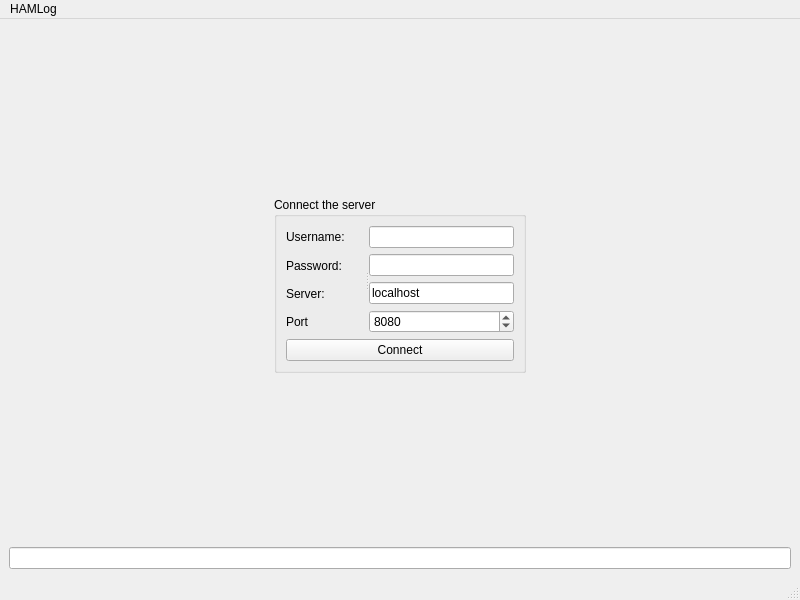
Old version of the form ui/qt/mainwindow.ui in the repository jankaluza/hamlog.
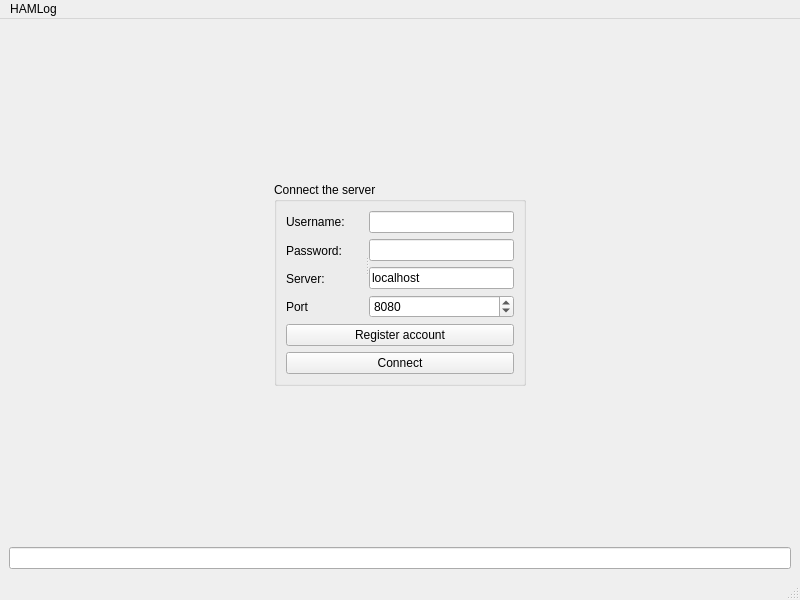
New version of the form.

Patch:
```diff
--- a/ui/qt/mainwindow.ui
+++ b/ui/qt/mainwindow.ui
@@ -59,7 +59,7 @@
              <property name="orientation">
               <enum>Qt::Horizontal</enum>
              </property>
-             <widget class="QWidget" name="">
+             <widget class="QWidget" name="layoutWidget">
               <layout class="QVBoxLayout" name="verticalLayout">
                <item>
                 <widget class="QLabel" name="label">
@@ -91,7 +91,7 @@
                </item>
               </layout>
              </widget>
-             <widget class="QWidget" name="">
+             <widget class="QWidget" name="layoutWidget">
               <layout class="QVBoxLayout" name="verticalLayout_2">
                <item>
                 <widget class="QLineEdit" name="username"/>
@@ -124,13 +124,20 @@
              </widget>
             </widget>
            </item>
-           <item row="1" column="0">
+           <item row="2" column="0">
             <widget class="QPushButton" name="connectServer">
              <property name="text">
               <string>Connect</string>
              </property>
             </widget>
            </item>
+           <item row="1" column="0">
+            <widget class="QPushButton" name="registerAccount">
+             <property name="text">
+              <string>Register account</string>
+             </property>
+            </widget>
+           </item>
           </layout>
          </widget>
         </item>
```
Left out of the diff: 2 changed lines with no effect on the pictures.
